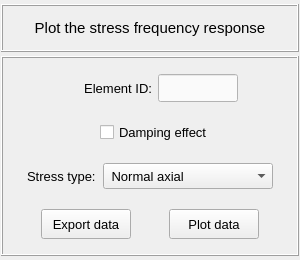
Above: pulse/interface/data/ui_files/plots/results/structural/get_stresses_for_harmonic_analysis.ui from open-pulse/OpenPulse before the change. Below: the same form after it.
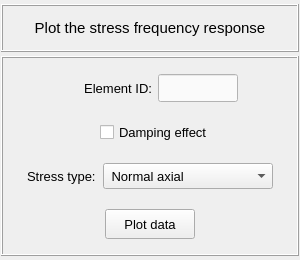
That is the form after the change.

Commit message: Remove the export data button from the results plots widgets

```diff
--- a/pulse/interface/data/ui_files/plots/results/structural/get_stresses_for_harmonic_analysis.ui
+++ b/pulse/interface/data/ui_files/plots/results/structural/get_stresses_for_harmonic_analysis.ui
@@ -593,40 +593,6 @@
           <number>0</number>
          </property>
          <item row="0" column="0">
-          <widget class="QPushButton" name="pushButton_export_data">
-           <property name="minimumSize">
-            <size>
-             <width>90</width>
-             <height>30</height>
-            </size>
-           </property>
-           <property name="maximumSize">
-            <size>
-             <width>90</width>
-             <height>30</height>
-            </size>
-           </property>
-           <property name="font">
-            <font>
-             <family>MS Shell Dlg 2</family>
-             <pointsize>10</pointsize>
-             <weight>50</weight>
-             <italic>false</italic>
-             <bold>false</bold>
-            </font>
-           </property>
-           <property name="styleSheet">
-            <string notr="true"/>
-           </property>
-           <property name="text">
-            <string>Export data</string>
-           </property>
-           <property name="flat">
-            <bool>false</bool>
-           </property>
-          </widget>
-         </item>
-         <item row="0" column="1">
           <widget class="QPushButton" name="pushButton_plot_data">
            <property name="minimumSize">
             <size>
@@ -644,7 +610,6 @@
             <font>
              <family>MS Shell Dlg 2</family>
              <pointsize>10</pointsize>
-             <weight>50</weight>
              <italic>false</italic>
              <bold>false</bold>
             </font>
```
Left out of the diff: 58 changed lines with no effect on the pictures. The commit also changes 26 other files.
